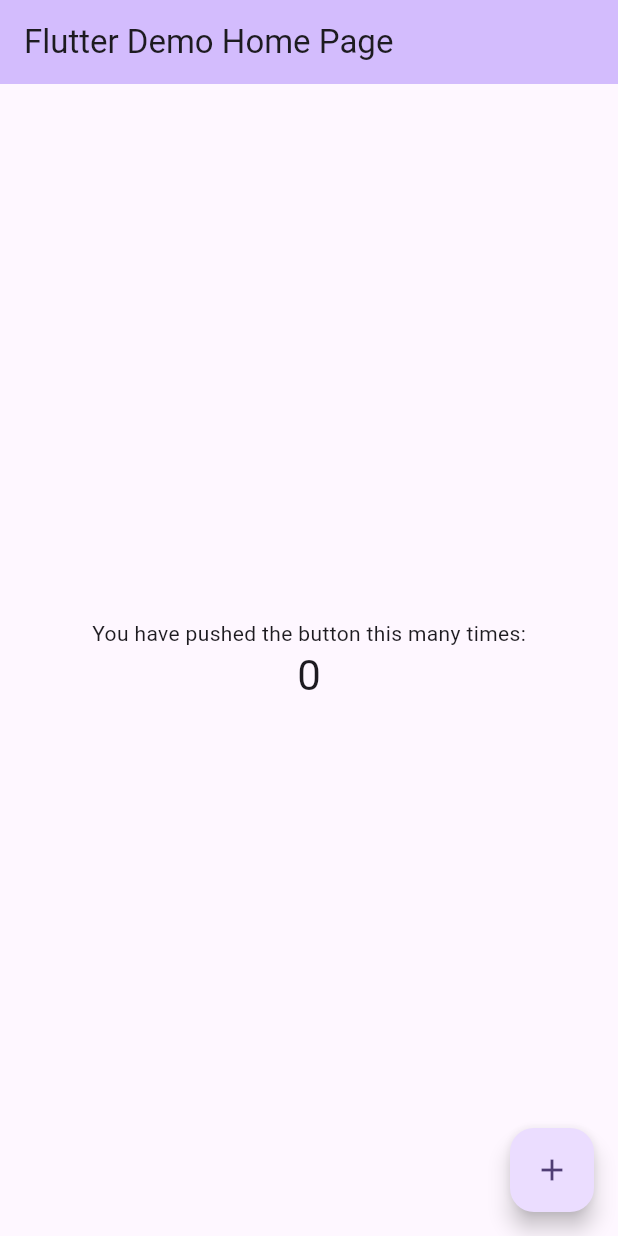
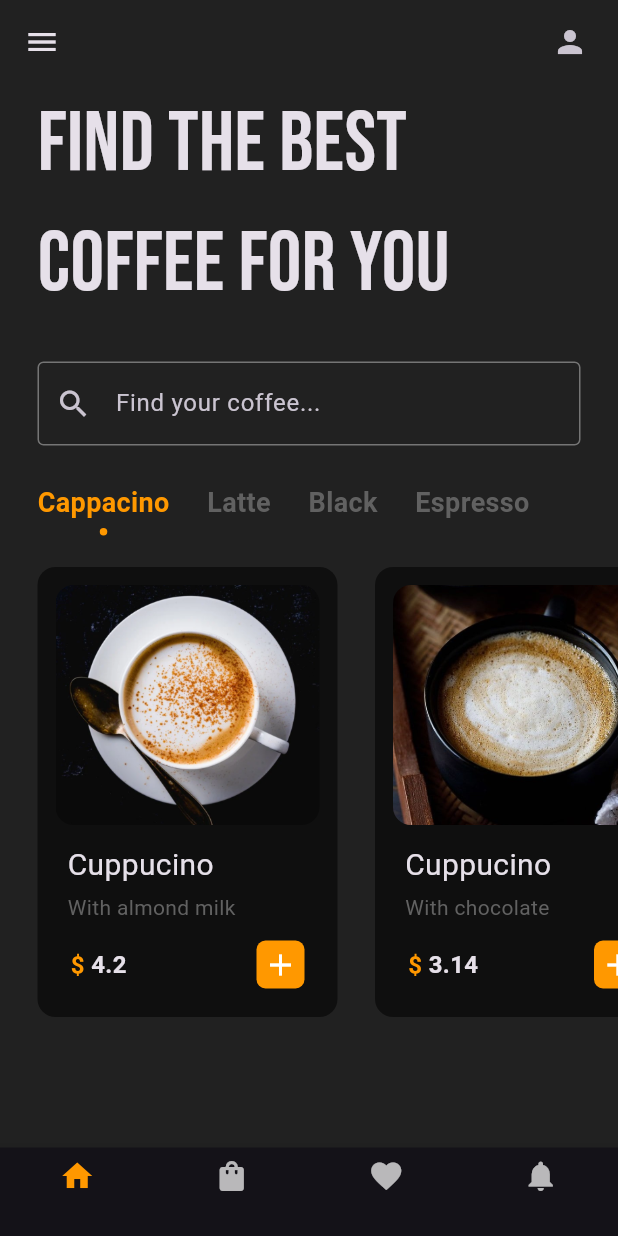
Before and after one commit to thetalaat/flutter-coffee-shop-demo-app, a Flutter app: the screen it shows after launch, on a phone screen of 412 x 824 dp. Run offline on Flutter 3.47's test engine with Material 3 defaults, Android fonts, the phone set to English and light mode, and no system bars; our stand-ins replace google_fonts.

Commit message:
project-completed

```diff
--- a/lib/main.dart
+++ b/lib/main.dart
@@ -1,3 +1,4 @@
+import 'package:coffee_shop_app/pages/home_page.dart';
 import 'package:flutter/material.dart';
 
 void main() {
@@ -7,119 +8,13 @@ void main() {
 class MyApp extends StatelessWidget {
   const MyApp({super.key});
 
-  // This widget is the root of your application.
   @override
   Widget build(BuildContext context) {
     return MaterialApp(
-      title: 'Flutter Demo',
-      theme: ThemeData(
-        // This is the theme of your application.
-        //
-        // TRY THIS: Try running your application with "flutter run". You'll see
-        // the application has a purple toolbar. Then, without quitting the app,
-        // try changing the seedColor in the colorScheme below to Colors.green
-        // and then invoke "hot reload" (save your changes or press the "hot
-        // reload" button in a Flutter-supported IDE, or press "r" if you used
-        // the command line to start the app).
-        //
-        // Notice that the counter didn't reset back to zero; the application
-        // state is not lost during the reload. To reset the state, use hot
-        // restart instead.
-        //
-        // This works for code too, not just values: Most code changes can be
-        // tested with just a hot reload.
-        colorScheme: ColorScheme.fromSeed(seedColor: Colors.deepPurple),
-        useMaterial3: true,
-      ),
-      home: const MyHomePage(title: 'Flutter Demo Home Page'),
+      debugShowCheckedModeBanner: false,
+      home: HomePage(),
+      theme:
+          ThemeData(brightness: Brightness.dark, primarySwatch: Colors.orange),
     );
   }
 }
-
-class MyHomePage extends StatefulWidget {
-  const MyHomePage({super.key, required this.title});
-
-  // This widget is the home page of your application. It is stateful, meaning
-  // that it has a State object (defined below) that contains fields that affect
-  // how it looks.
-
-  // This class is the configuration for the state. It holds the values (in this
-  // case the title) provided by the parent (in this case the App widget) and
-  // used by the build method of the State. Fields in a Widget subclass are
-  // always marked "final".
-
-  final String title;
-
-  @override
-  State<MyHomePage> createState() => _MyHomePageState();
-}
-
-class _MyHomePageState extends State<MyHomePage> {
-  int _counter = 0;
-
-  void _incrementCounter() {
-    setState(() {
-      // This call to setState tells the Flutter framework that something has
-      // changed in this State, which causes it to rerun the build method below
-      // so that the display can reflect the updated values. If we changed
-      // _counter without calling setState(), then the build method would not be
-      // called again, and so nothing would appear to happen.
-      _counter++;
-    });
-  }
-
-  @override
-  Widget build(BuildContext context) {
-    // This method is rerun every time setState is called, for instance as done
-    // by the _incrementCounter method above.
-    //
-    // The Flutter framework has been optimized to make rerunning build methods
-    // fast, so that you can just rebuild anything that needs updating rather
-    // than having to individually change instances of widgets.
-    return Scaffold(
-      appBar: AppBar(
-        // TRY THIS: Try changing the color here to a specific color (to
-        // Colors.amber, perhaps?) and trigger a hot reload to see the AppBar
-        // change color while the other colors stay the same.
-        backgroundColor: Theme.of(context).colorScheme.inversePrimary,
-        // Here we take the value from the MyHomePage object that was created by
-        // the App.build method, and use it to set our appbar title.
-        title: Text(widget.title),
-      ),
-      body: Center(
-        // Center is a layout widget. It takes a single child and positions it
-        // in the middle of the parent.
-        child: Column(
-          // Column is also a layout widget. It takes a list of children and
-          // arranges them vertically. By default, it sizes itself to fit its
-          // children horizontally, and tries to be as tall as its parent.
-          //
-          // Column has various properties to control how it sizes itself and
-          // how it positions its children. Here we use mainAxisAlignment to
-          // center the children vertically; the main axis here is the vertical
-          // axis because Columns are vertical (the cross axis would be
-          // horizontal).
-          //
-          // TRY THIS: Invoke "debug painting" (choose the "Toggle Debug Paint"
-          // action in the IDE, or press "p" in the console), to see the
-          // wireframe for each widget.
-          mainAxisAlignment: MainAxisAlignment.center,
-          children: <Widget>[
-            const Text(
-              'You have pushed the button this many times:',
-            ),
-            Text(
-              '$_counter',
-              style: Theme.of(context).textTheme.headlineMedium,
-            ),
-          ],
-        ),
-      ),
-      floatingActionButton: FloatingActionButton(
-        onPressed: _incrementCounter,
-        tooltip: 'Increment',
-        child: const Icon(Icons.add),
-      ), // This trailing comma makes auto-formatting nicer for build methods.
-    );
-  }
-}
--- /dev/null
+++ b/lib/pages/home_page.dart
@@ -0,0 +1,123 @@
+// ignore_for_file: prefer_const_constructors, prefer_const_literals_to_create_immutables
+
+import 'package:coffee_shop_app/utils/coffee_tile.dart';
+import 'package:coffee_shop_app/utils/coffee_type.dart';
+import 'package:flutter/material.dart';
+import 'package:flutter/widgets.dart';
+import 'package:google_fonts/google_fonts.dart';
+
+class HomePage extends StatefulWidget {
+  const HomePage({super.key});
+
+  @override
+  State<HomePage> createState() => _HomePageState();
+}
+
+class _HomePageState extends State<HomePage> {
+  final List coffeeType = [
+    ['Cappacino', true],
+    ['Latte', false],
+    ['Black', false],
+    ['Espresso', false],
+  ];
+
+  void coffeeTypeSelected(index) {
+    setState(() {
+      for (var element in coffeeType) {
+        element[1] = false;
+      }
+      coffeeType[index][1] = true;
+    });
+  }
+
+  @override
+  Widget build(BuildContext context) {
+    return Scaffold(
+        backgroundColor: Colors.grey[900],
+        appBar: AppBar(
+          elevation: 0,
+          backgroundColor: Colors.transparent,
+          leading: Icon(Icons.menu),
+          actions: [
+            Padding(
+              padding: const EdgeInsets.only(right: 20.0),
+              child: Icon(Icons.person),
+            )
+          ],
+        ),
+        bottomNavigationBar: BottomNavigationBar(
+          type: BottomNavigationBarType.fixed,
+          selectedItemColor: Colors.orange,
+          items: [
+            BottomNavigationBarItem(icon: Icon(Icons.home), label: ''),
+            BottomNavigationBarItem(icon: Icon(Icons.shopping_bag), label: ''),
+            BottomNavigationBarItem(icon: Icon(Icons.favorite), label: ''),
+            BottomNavigationBarItem(icon: Icon(Icons.notifications), label: '')
+          ],
+        ),
+        body: ListView(
+          children: [
+            Padding(
+              padding: const EdgeInsets.symmetric(horizontal: 25.0),
+              child: Text(
+                "Find the best coffee for you",
+                style: GoogleFonts.bebasNeue(fontSize: 56),
+              ),
+            ),
+            SizedBox(height: 25),
+            Padding(
+              padding: const EdgeInsets.symmetric(horizontal: 25.0),
+              child: TextField(
+                decoration: InputDecoration(
+                    prefixIcon: Icon(Icons.search),
+                    hintText: 'Find your coffee...',
+                    focusedBorder: OutlineInputBorder(
+                        borderSide: BorderSide(color: Colors.grey.shade600)),
+                    enabledBorder: OutlineInputBorder(
+                        borderSide: BorderSide(color: Colors.grey.shade600))),
+              ),
+            ),
+            SizedBox(height: 25),
+            SizedBox(
+                height: 56,
+                child: ListView.builder(
+                  scrollDirection: Axis.horizontal,
+                  itemCount: 4,
+                  itemBuilder: (context, index) {
+                    return CoffeeType(
+                        coffeeType: coffeeType[index][0],
+                        isSelected: coffeeType[index][1],
+                        onTap: () {
+                          coffeeTypeSelected(index);
+                        });
+                  },
+                )),
+            SizedBox(
+                height: 300,
+                child: ListView(
+                  scrollDirection: Axis.horizontal,
+                  children: [
+                    CoffeeTile(
+                      coffeeDescription: 'With almond milk',
+                      coffeeImagePath: 'lib/images/coffee-1.png',
+                      coffeeName: 'Cuppucino',
+                      coffeePrice: 4.20,
+                    ),
+                    CoffeeTile(
+                      coffeeDescription: 'With chocolate',
+                      coffeeImagePath: 'lib/images/coffee-3.png',
+                      coffeeName: 'Cuppucino',
+                      coffeePrice: 3.14,
+                    ),
+                    CoffeeTile(
+                      coffeeDescription: 'With cream',
+                      coffeeImagePath: 'lib/images/coffee-2.png',
+                      coffeeName: 'Cuppucino',
+                      coffeePrice: 5.12,
+                    ),
+                  ],
+                )),
+          ],
+        ));
+  }
+}
--- /dev/null
+++ b/lib/utils/coffee_tile.dart
@@ -0,0 +1,99 @@
+// ignore_for_file: prefer_const_constructors, prefer_const_literals_to_create_immutables
+
+import 'package:flutter/material.dart';
+
+class CoffeeTile extends StatelessWidget {
+  final String coffeeImagePath;
+  final String coffeeName;
+  final String coffeeDescription;
+  final double coffeePrice;
+
+  const CoffeeTile(
+      {super.key,
+      required this.coffeeImagePath,
+      required this.coffeeName,
+      required this.coffeeDescription,
+      required this.coffeePrice});
+
+  @override
+  Widget build(BuildContext context) {
+    return Padding(
+      padding: const EdgeInsets.only(left: 25.0),
+      child: Container(
+        padding: EdgeInsets.all(12.0),
+        width: 200,
+        decoration: BoxDecoration(
+          borderRadius: BorderRadius.circular(12),
+          color: Colors.black54,
+        ),
+        child: Column(
+          crossAxisAlignment: CrossAxisAlignment.start,
+          children: [
+            // Image
+            ClipRRect(
+                borderRadius: BorderRadius.circular(12),
+                child: Image.asset(
+                  coffeeImagePath,
+                  width: double.infinity,
+                  height: 160,
+                  fit: BoxFit.cover,
+                )),
+
+            // Label
+            Padding(
+              padding:
+                  const EdgeInsets.symmetric(vertical: 12.0, horizontal: 8),
+              child: Column(
+                crossAxisAlignment: CrossAxisAlignment.start,
+                children: [
+                  Text(
+                    coffeeName,
+                    style: TextStyle(fontSize: 20),
+                  ),
+                  SizedBox(height: 4),
+                  Text(
+                    coffeeDescription,
+                    style: TextStyle(color: Colors.grey[700]),
+                  )
+                ],
+              ),
+            ),
+
+            // Price
+            Padding(
+              padding: const EdgeInsets.symmetric(horizontal: 10.0),
+              child: Row(
+                mainAxisAlignment: MainAxisAlignment.spaceBetween,
+                children: [
+                  Row(
+                    children: [
+                      Text(
+                        '\$ ',
+                        style: TextStyle(
+                            color: Colors.orange,
+                            fontSize: 16,
+                            fontWeight: FontWeight.bold),
+                      ),
+                      Text(
+                        '$coffeePrice',
+                        style: TextStyle(
+                            fontSize: 16, fontWeight: FontWeight.bold),
+                      ),
+                    ],
+                  ),
+                  Container(
+                      padding: const EdgeInsets.all(4.0),
+                      decoration: BoxDecoration(
+                        borderRadius: BorderRadius.circular(6),
+                        color: Colors.orange,
+                      ),
+                      child: Icon(Icons.add))
+                ],
+              ),
+            )
+          ],
+        ),
+      ),
+    );
+  }
+}
--- /dev/null
+++ b/lib/utils/coffee_type.dart
@@ -0,0 +1,47 @@
+import 'package:flutter/material.dart';
+
+class CoffeeType extends StatelessWidget {
+  final String coffeeType;
+  final bool isSelected;
+  final VoidCallback onTap;
+
+  const CoffeeType(
+      {super.key,
+      required this.coffeeType,
+      required this.isSelected,
+      required this.onTap});
+
+  @override
+  Widget build(BuildContext context) {
+    return GestureDetector(
+      onTap: onTap,
+      child: Padding(
+        padding: const EdgeInsets.only(left: 25.0),
+        child: Column(
+          children: [
+            Text(
+              coffeeType,
+              style: TextStyle(
+                fontSize: 18,
+                fontWeight: FontWeight.bold,
+                color: isSelected ? Colors.orange : Colors.grey[700],
+              ),
+            ),
+            const SizedBox(
+              height: 4,
+            ),
+            isSelected
+                ? Container(
+                    width: 5,
+                    height: 5,
+                    decoration: BoxDecoration(
+                        color: Colors.orange,
+                        borderRadius: BorderRadius.circular(25)),
+                  )
+                : const SizedBox(),
+          ],
+        ),
+      ),
+    );
+  }
+}
```
Also changed, not shown: pubspec.yaml (+5 -5 lines), lib/images/coffee-1.png (added), lib/images/coffee-2.png (added), lib/images/coffee-3.png (added), pubspec.lock, 1 other file.
